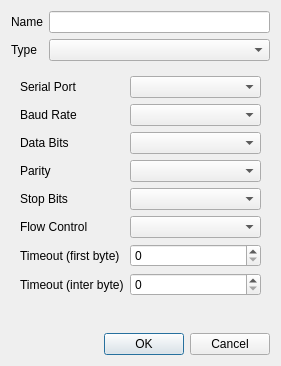
This is src/client/gui/dialogs/client_dialogport.ui in serhmarch/ModbusTools as Qt 5 draws it before an edit. The edited form follows.
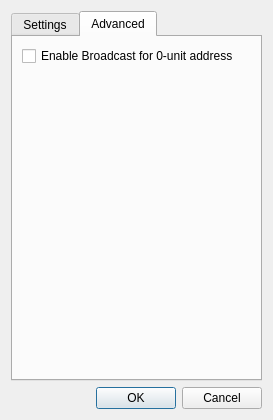
This is the edited form. The open tabs and pages were chosen to show the change.

Commit message: Added broadcast for '0'-unit address

```diff
--- a/src/client/gui/dialogs/client_dialogport.ui
+++ b/src/client/gui/dialogs/client_dialogport.ui
@@ -6,13 +6,23 @@
    <rect>
     <x>0</x>
     <y>0</y>
-    <width>281</width>
-    <height>366</height>
+    <width>273</width>
+    <height>420</height>
    </rect>
   </property>
   <property name="windowTitle">
    <string>Device</string>
   </property>
+  <layout class="QVBoxLayout" name="verticalLayout_2">
+   <item>
+    <widget class="QTabWidget" name="tabWidget">
+     <property name="currentIndex">
+      <number>0</number>
+     </property>
+     <widget class="QWidget" name="tabSettings">
+      <attribute name="title">
+       <string>Settings</string>
+      </attribute>
   <layout class="QVBoxLayout" name="verticalLayout">
    <item>
     <layout class="QFormLayout" name="formLayout_2">
@@ -187,6 +197,37 @@
           <number>1000000000</number>
          </property>
         </widget>
+           </item>
+          </layout>
+         </widget>
+        </widget>
+       </item>
+      </layout>
+     </widget>
+     <widget class="QWidget" name="tabAdvanced">
+      <attribute name="title">
+       <string>Advanced</string>
+      </attribute>
+      <layout class="QVBoxLayout" name="verticalLayout_3">
+       <item>
+        <widget class="QCheckBox" name="chbBroadcastEnabled">
+         <property name="text">
+          <string>Enable Broadcast for 0-unit address</string>
+         </property>
+        </widget>
+       </item>
+       <item>
+        <spacer name="verticalSpacer">
+         <property name="orientation">
+          <enum>Qt::Vertical</enum>
+         </property>
+         <property name="sizeHint" stdset="0">
+          <size>
+           <width>20</width>
+           <height>323</height>
+          </size>
+         </property>
+        </spacer>
        </item>
       </layout>
      </widget>
```
Lines whose indentation alone changed are shown as unchanged. The commit also changes 12 other files.
